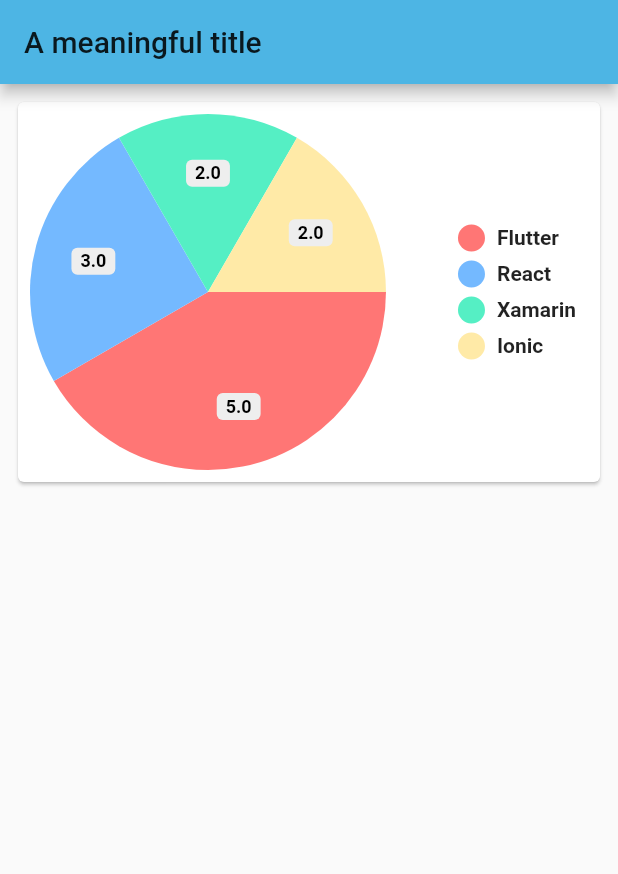
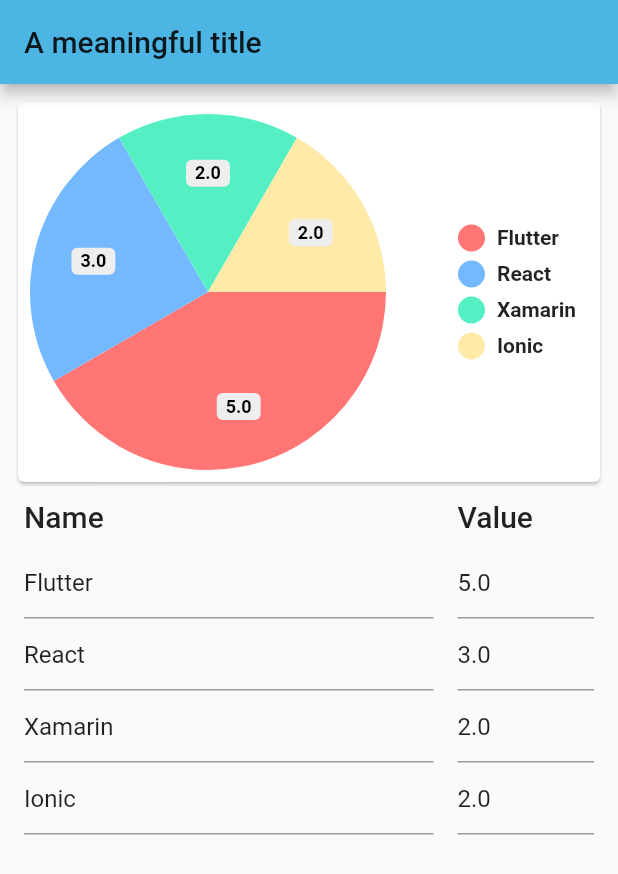
Before and after one commit to student-hub/flutter-workshop, a Flutter app: the screen it shows after launch, on a phone screen of 412 x 824 dp. Shown: the top 874 px of the screen. Run offline on Flutter 3.47's test engine with Material 2 defaults, Android fonts, the phone set to English and light mode, and no system bars; drawn by our look-alikes of pie_chart.

Commit message:
make it interactive

```diff
--- a/lib/main.dart
+++ b/lib/main.dart
@@ -33,15 +33,27 @@
   }
 }
 
-class MainPage extends StatelessWidget {
+class MainPage extends StatefulWidget {
   @override
-  Widget build(BuildContext context) {
-    Map<String, double> dataMap = new Map();
+  _MainPageState createState() => _MainPageState();
+}
+
+class _MainPageState extends State<MainPage> {
+  Map<String, double> dataMap;
+
+  @override
+  void initState() {
+    super.initState();
+
+    dataMap = new Map();
     dataMap.putIfAbsent("Flutter", () => 5);
     dataMap.putIfAbsent("React", () => 3);
     dataMap.putIfAbsent("Xamarin", () => 2);
     dataMap.putIfAbsent("Ionic", () => 2);
+  }
 
+  @override
+  Widget build(BuildContext context) {
     return Scaffold(
       appBar: AppBar(
         title: Text('A meaningful title'),
@@ -50,10 +62,72 @@
         padding: const EdgeInsets.all(8.0),
         child: ListView(
           children: [
-            Card(child: PieChart(dataMap: dataMap)),
-          ],
+                Card(child: PieChart(dataMap: dataMap)),
+                Padding(
+                  padding: const EdgeInsets.all(8.0),
+                  child: Row(
+                    children: [
+                      Expanded(
+                        flex: 3,
+                        child: Text(
+                          "Name",
+                          style: Theme.of(context).textTheme.headline6,
+                        ),
+                      ),
+                      SizedBox(width: 16.0),
+                      Expanded(
+                        child: Text(
+                          "Value",
+                          style: Theme.of(context).textTheme.headline6,
+                        ),
+                      ),
+                    ],
+                  ),
+                ),
+              ] +
+              buildTextFields(dataMap, context),
         ),
       ),
     );
   }
+
+  List<Widget> buildTextFields(
+      Map<String, double> dataMap, BuildContext context) {
+    return dataMap
+        .map(
+          (key, value) => MapEntry(
+              key,
+              Padding(
+                padding: const EdgeInsets.symmetric(horizontal: 8.0),
+                child: Row(
+                  children: [
+                    Expanded(
+                      flex: 3,
+                      child: TextFormField(
+                        initialValue: key,
+                        readOnly: true,
+                      ),
+                    ),
+                    SizedBox(width: 16.0),
+                    Expanded(
+                      child: TextFormField(
+                        initialValue: value.toString(),
+                        keyboardType:
+                            TextInputType.numberWithOptions(decimal: true),
+                        onChanged: (newString) {
+                          double newValue = double.tryParse(newString) ?? 0.0;
+                          setState(() {
+                            dataMap[key] = newValue;
+                          });
+                          print(key + ': ' + newValue.toString());
+                        },
+                      ),
+                    ),
+                  ],
+                ),
+              )),
+        )
+        .values
+        .toList();
+  }
 }
```
Also changed, not shown: 5 other files.
